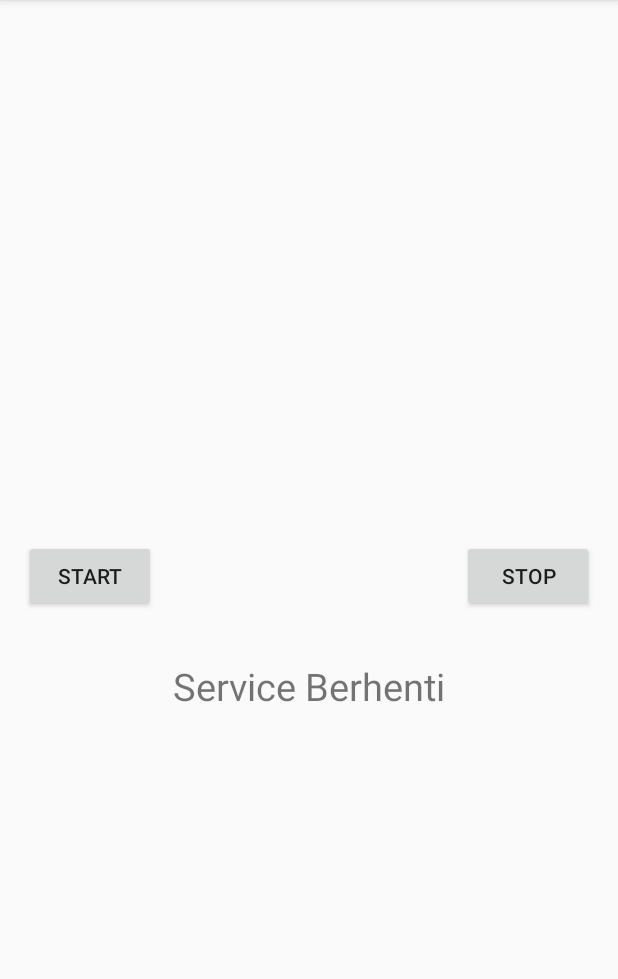
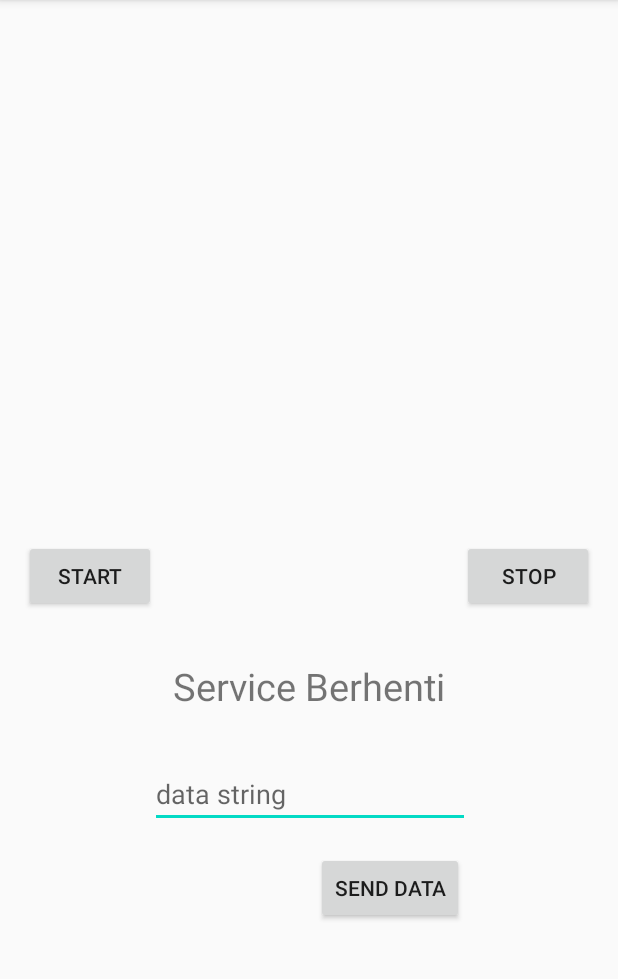
Before and after one commit to dzaky1201/IntentService, an Android app: the screen it shows after launch (MainActivity), after a tap on "STOP", on a phone screen of 412 x 824 dp, the part 84-1063 px from its top. Run offline under Robolectric (Android 15) with nearby library versions, the phone set to English and light mode, and no system bars; 1 other tap on this screen came first.

Commit message:
Intent Service

```diff
--- a/app/src/main/AndroidManifest.xml
+++ b/app/src/main/AndroidManifest.xml
@@ -17,6 +17,7 @@
             </intent-filter>
         </activity>
         <service android:name=".MyIntentService"/>
+        <service android:name=".MyService"/>
     </application>
 
 </manifest>
--- a/app/src/main/java/com/dzakyhdr/intentservice/MainActivity.kt
+++ b/app/src/main/java/com/dzakyhdr/intentservice/MainActivity.kt
@@ -11,15 +11,28 @@ class MainActivity : AppCompatActivity() {
         setContentView(R.layout.activity_main)
 
         btnStartService.setOnClickListener {
-            Intent(this, MyIntentService::class.java).also {
+            Intent(this, MyService::class.java).also {
                 startService(it)
                 tvServiceInfo.text = "Service berjalan"
             }
         }
 
         btnStopService.setOnClickListener {
-            MyIntentService.stopService()
-            tvServiceInfo.text = "Service Berhenti"
+            Intent(this, MyService::class.java).also {
+                stopService(it)
+                tvServiceInfo.text = "Service Berhenti"
+            }
+
+        }
+
+        btnSendData.setOnClickListener {
+            Intent(this, MyService::class.java).also {
+                val stringData = etText.text.toString()
+                it.putExtra("EXTRA_DATA", stringData)
+                startService(it)
+
+            }
+
         }
     }
 }
--- a/app/src/main/res/layout/activity_main.xml
+++ b/app/src/main/res/layout/activity_main.xml
@@ -36,4 +36,27 @@
         app:layout_constraintEnd_toEndOf="@+id/btnStopService"
         app:layout_constraintStart_toStartOf="@+id/btnStartService"
         app:layout_constraintTop_toBottomOf="@+id/btnStartService" />
+
+    <EditText
+        android:id="@+id/etText"
+        android:layout_width="wrap_content"
+        android:layout_height="wrap_content"
+        android:layout_marginTop="32dp"
+        android:ems="10"
+        android:hint="data string"
+        android:inputType="textPersonName"
+        app:layout_constraintEnd_toEndOf="@+id/tvServiceInfo"
+        app:layout_constraintStart_toStartOf="@+id/tvServiceInfo"
+        app:layout_constraintTop_toBottomOf="@+id/tvServiceInfo" />
+
+    <Button
+        android:id="@+id/btnSendData"
+        android:layout_width="wrap_content"
+        android:layout_height="wrap_content"
+        android:layout_marginTop="16dp"
+        android:text="Send Data"
+        app:layout_constraintEnd_toEndOf="@+id/etText"
+        app:layout_constraintHorizontal_bias="0.964"
+        app:layout_constraintStart_toStartOf="@+id/etText"
+        app:layout_constraintTop_toBottomOf="@+id/etText" />
 </androidx.constraintlayout.widget.ConstraintLayout>
```
Also changed, not shown: app/src/main/java/com/dzakyhdr/intentservice/MyService.kt (added, +33 -0 lines).
